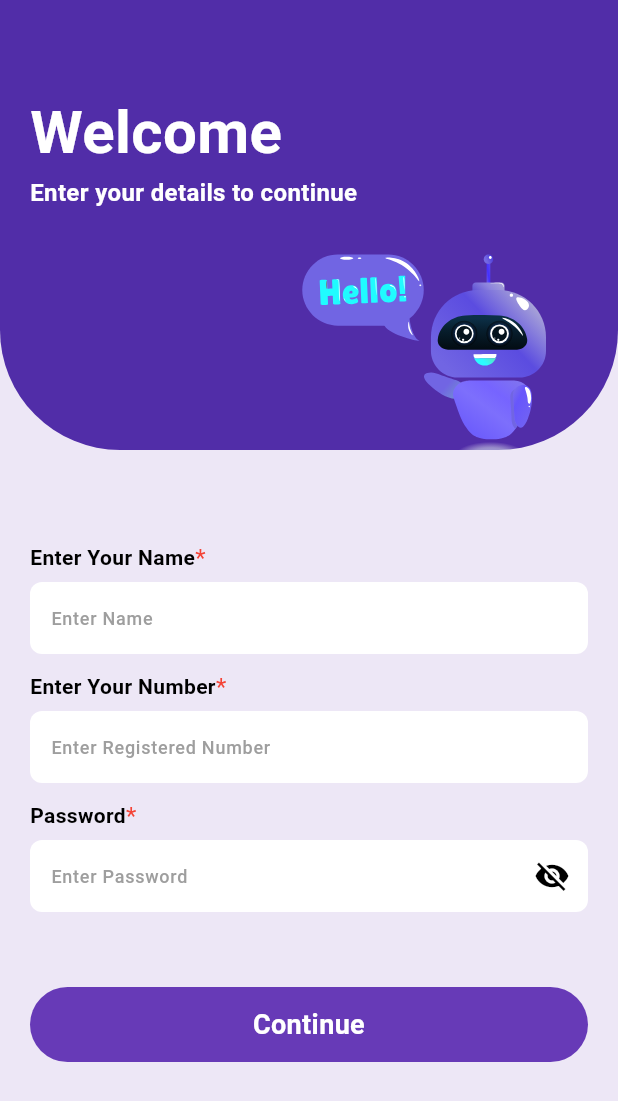
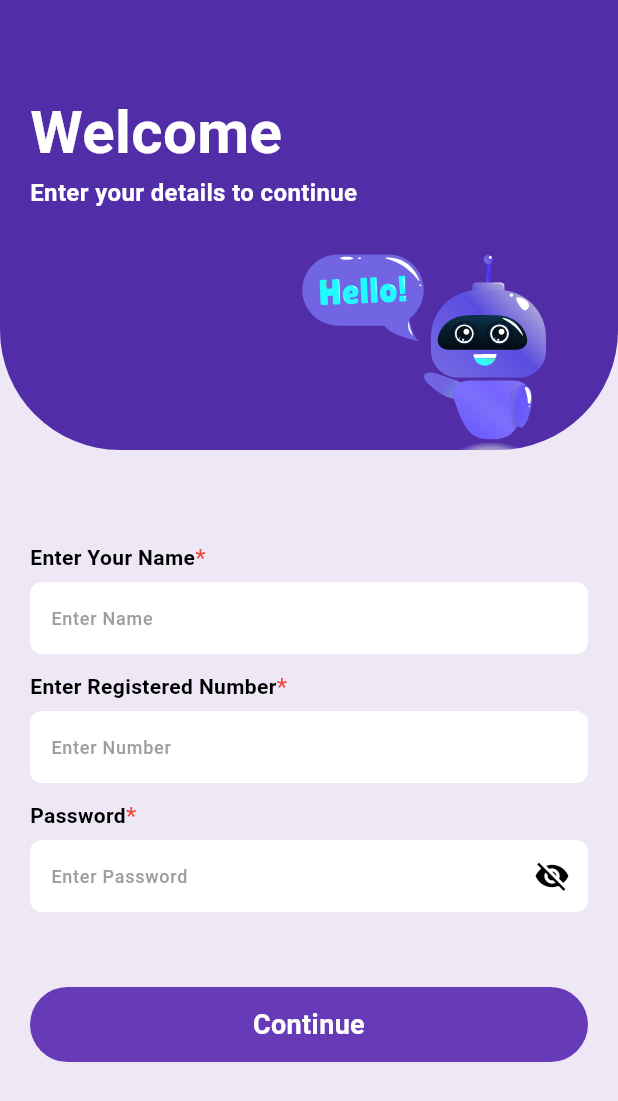
Before and after one commit to Shikhachaudhary58/fintrix, a Flutter app: the screen it shows after launch, on a phone screen of 412 x 824 dp. Shown: the top 1101 px of the screen. Run offline on Flutter 3.47's test engine with Material 3 defaults, Android fonts, the phone set to English and light mode, and no system bars; our stand-ins replace animated_custom_dropdown, animated_splash_screen, audioplayers, cached_network_image, dotted_border, file_picker and 9 more; missing offline and left inert: dart:html, record; accounts and stored records are empty; Roboto replaces fonts that are missing (Gilroy).

Commit message:
new changes

```diff
--- a/lib/screen/registration_screen.dart
+++ b/lib/screen/registration_screen.dart
@@ -106,8 +106,8 @@ class _RegisterScreenState extends State<RegisterScreen> {
                   ),
                   Gap(10),
                   CommonTextFieldWithLabel(
-                    labelText: 'Enter Registered Number',
-                    titleText: 'Enter Your Number',
+                    labelText: 'Enter Number',
+                    titleText: 'Enter Registered Number',
                     controller: numberController,
                   ),
                   // TextField(
```
